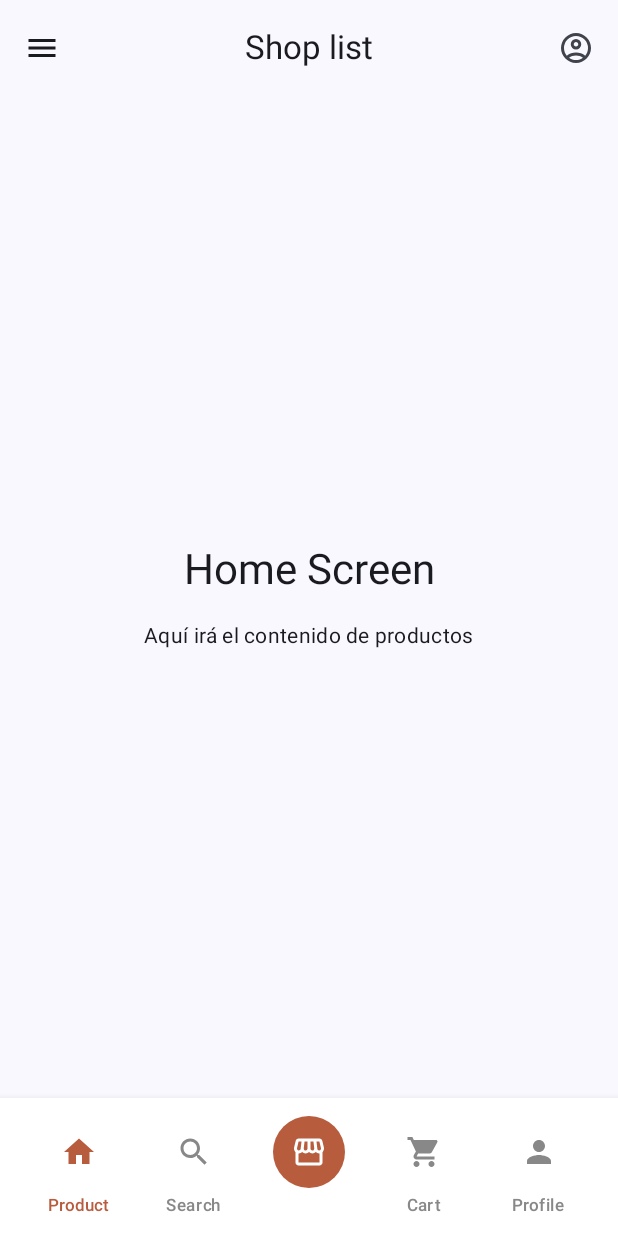
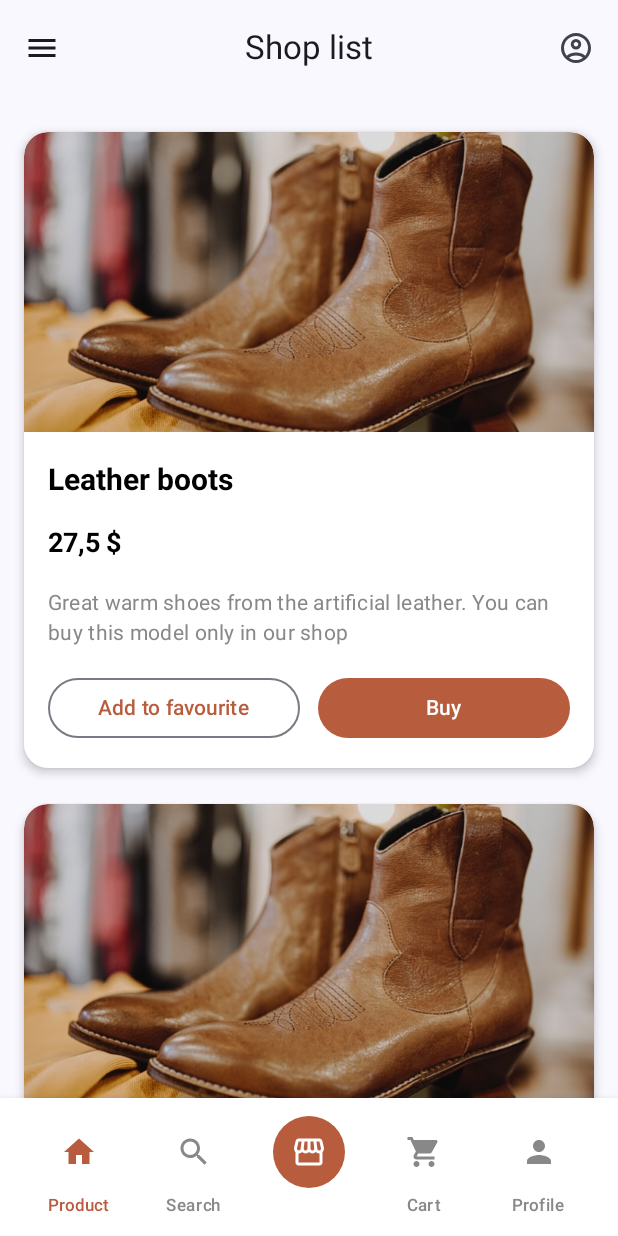
Before and after one commit to Hareyuk/ort-edu-ar-2025-tp3-challenge-02, an Android app built with Jetpack Compose: the screen it shows after launch (MainActivity), on a phone screen of 412 x 824 dp. Run offline under Robolectric (Android 15) with nearby library versions, the phone set to English and light mode, and no system bars.

Commit message:
Agregado tarjeta de producto de home

```diff
--- /dev/null
+++ b/app/src/main/java/ort/argentina/yatay/tp3/challenge2/ui/components/ProductCard.kt
@@ -0,0 +1,139 @@
+package ort.argentina.yatay.tp3.challenge2.ui.components
+
+import androidx.compose.foundation.Image
+import androidx.compose.foundation.layout.*
+import androidx.compose.foundation.shape.RoundedCornerShape
+import androidx.compose.material3.*
+import androidx.compose.runtime.Composable
+import androidx.compose.ui.Alignment
+import androidx.compose.ui.Modifier
+import androidx.compose.ui.draw.clip
+import androidx.compose.ui.graphics.Color
+import androidx.compose.ui.graphics.painter.Painter
+import androidx.compose.ui.layout.ContentScale
+import androidx.compose.ui.text.font.FontWeight
+import androidx.compose.ui.unit.dp
+import androidx.compose.ui.unit.sp
+
+@Composable
+fun ProductCard(
+    modifier: Modifier = Modifier,
+    image: Painter,
+    productName: String,
+    price: String,
+    description: String,
+    onAddToFavourite: () -> Unit = {},
+    onBuy: () -> Unit = {}
+) {
+    Card(
+        modifier = modifier
+            .fillMaxWidth()
+            .padding(horizontal = 16.dp, vertical = 8.dp),
+        shape = RoundedCornerShape(16.dp),
+        colors = CardDefaults.cardColors(containerColor = Color.White),
+        elevation = CardDefaults.cardElevation(defaultElevation = 4.dp)
+    ) {
+        Column {
+            // Imagen del producto - sin padding, ocupa todo el ancho
+            Image(
+                painter = image,
+                contentDescription = productName,
+                modifier = Modifier
+                    .fillMaxWidth()
+                    .height(200.dp)
+                    .clip(RoundedCornerShape(topStart = 16.dp, topEnd = 16.dp)),
+                contentScale = ContentScale.Crop
+            )
+
+            // Contenido con padding
+            Column(
+                modifier = Modifier.padding(16.dp)
+            ) {
+                // Nombre del producto
+                Text(
+                    text = productName,
+                    style = MaterialTheme.typography.headlineSmall,
+                    fontWeight = FontWeight.Bold,
+                    color = Color.Black,
+                    fontSize = 20.sp
+                )
+
+                Spacer(modifier = Modifier.height(8.dp))
+
+                // Precio
+                Row(
+                    verticalAlignment = Alignment.CenterVertically
+                ) {
+                    Text(
+                        text = price,
+                        style = MaterialTheme.typography.headlineMedium,
+                        fontWeight = FontWeight.Bold,
+                        color = Color.Black,
+                        fontSize = 18.sp
+                    )
+                    Spacer(modifier = Modifier.width(4.dp))
+                    Text(
+                        text = "$",
+                        style = MaterialTheme.typography.headlineMedium,
+                        fontWeight = FontWeight.Bold,
+                        color = Color.Black,
+                        fontSize = 18.sp
+                    )
+                }
+
+                Spacer(modifier = Modifier.height(12.dp))
+
+                // Descripción
+                Text(
+                    text = description,
+                    style = MaterialTheme.typography.bodyMedium,
+                    color = Color.Gray,
+                    fontSize = 14.sp,
+                    lineHeight = 20.sp
+                )
+
+                Spacer(modifier = Modifier.height(16.dp))
+
+                // Botones
+                Row(
+                    modifier = Modifier.fillMaxWidth(),
+                    horizontalArrangement = Arrangement.spacedBy(12.dp)
+                ) {
+                    // Botón Add to favourite (blanco con borde)
+                    OutlinedButton(
+                        onClick = onAddToFavourite,
+                        modifier = Modifier.weight(1f),
+                        shape = RoundedCornerShape(24.dp),
+                        colors = ButtonDefaults.outlinedButtonColors(
+                            containerColor = Color.White,
+                            contentColor = Color(0xFFB85C3E)
+                        )
+                    ) {
+                        Text(
+                            text = "Add to favourite",
+                            fontSize = 14.sp,
+                            fontWeight = FontWeight.Medium
+                        )
+                    }
+
+                    // Botón Buy (marrón)
+                    Button(
+                        onClick = onBuy,
+                        modifier = Modifier.weight(1f),
+                        shape = RoundedCornerShape(24.dp),
+                        colors = ButtonDefaults.buttonColors(
+                            containerColor = Color(0xFFB85C3E),
+                            contentColor = Color.White
+                        )
+                    ) {
+                        Text(
+                            text = "Buy",
+                            fontSize = 14.sp,
+                            fontWeight = FontWeight.Medium
+                        )
+                    }
+                }
+            }
+        }
+    }
+}
--- a/app/src/main/java/ort/argentina/yatay/tp3/challenge2/ui/screens/HomeScreen.kt
+++ b/app/src/main/java/ort/argentina/yatay/tp3/challenge2/ui/screens/HomeScreen.kt
@@ -1,34 +1,75 @@
 package ort.argentina.yatay.tp3.challenge2.ui.screens
 
 import androidx.compose.foundation.layout.*
+import androidx.compose.foundation.lazy.LazyColumn
+import androidx.compose.foundation.lazy.items
 import androidx.compose.material3.*
 import androidx.compose.runtime.Composable
 import androidx.compose.ui.Alignment
 import androidx.compose.ui.Modifier
+import androidx.compose.ui.res.painterResource
 import androidx.compose.ui.unit.dp
+import ort.argentina.yatay.tp3.challenge2.R
+import ort.argentina.yatay.tp3.challenge2.ui.components.ProductCard
 
 @Composable
 fun HomeScreen(paddingValues: PaddingValues) {
-    Box(
+    // Lista de productos de ejemplo
+    val products = listOf(
+        ProductData(
+            image = R.drawable.placeholder_shoes,
+            name = "Leather boots",
+            price = "27,5",
+            description = "Great warm shoes from the artificial leather. You can buy this model only in our shop"
+        ),
+        ProductData(
+            image = R.drawable.placeholder_shoes,
+            name = "Running Sneakers",
+            price = "45,0",
+            description = "Comfortable running shoes perfect for daily exercise and casual wear"
+        ),
+        ProductData(
+            image = R.drawable.placeholder_shoes,
+            name = "Classic Oxfords",
+            price = "89,9",
+            description = "Elegant leather shoes suitable for formal occasions and business meetings"
+        ),
+        ProductData(
+            image = R.drawable.placeholder_shoes,
+            name = "Canvas Shoes",
+            price = "32,0",
+            description = "Casual canvas shoes perfect for weekend activities and relaxed outings"
+        )
+    )
+
+    LazyColumn(
         modifier = Modifier
             .fillMaxSize()
-            .padding(paddingValues)
-            .padding(16.dp),
-        contentAlignment = Alignment.Center
+            .padding(paddingValues),
+        verticalArrangement = Arrangement.spacedBy(8.dp),
+        contentPadding = PaddingValues(vertical = 16.dp)
     ) {
-        Column(
-            horizontalAlignment = Alignment.CenterHorizontally
-        ) {
-            Text(
-                text = "Home Screen",
-                style = MaterialTheme.typography.headlineMedium
+        items(products) { product ->
+            ProductCard(
+                image = painterResource(id = product.image),
+                productName = product.name,
+                price = product.price,
+                description = product.description,
+                onAddToFavourite = {
+                    // TODO: Implementar lógica de favoritos
+                },
+                onBuy = {
+                    // TODO: Implementar lógica de compra
+                }
             )
-            Spacer(modifier = Modifier.height(16.dp))
-            Text(
-                text = "Aquí irá el contenido de productos",
-                style = MaterialTheme.typography.bodyMedium
-            )
-            // TODO: Aquí agregarás el grid de productos más tarde
         }
     }
 }
+
+// Data class para los productos
+data class ProductData(
+    val image: Int,
+    val name: String,
+    val price: String,
+    val description: String
+)
```
